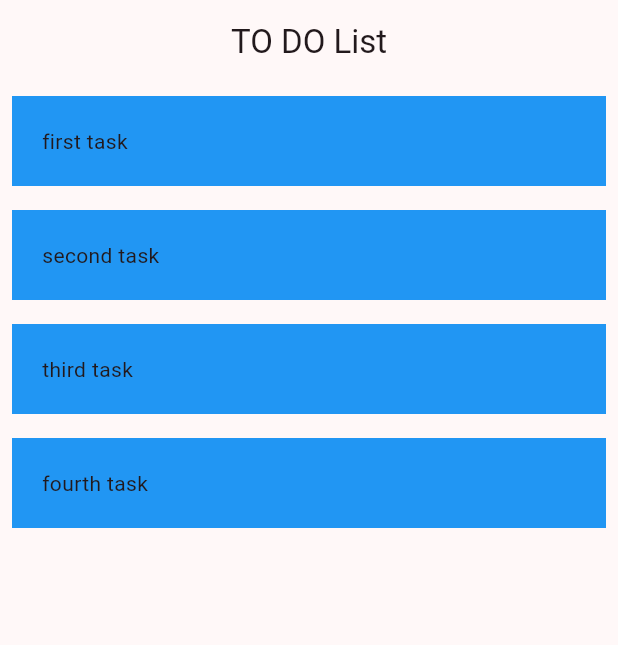
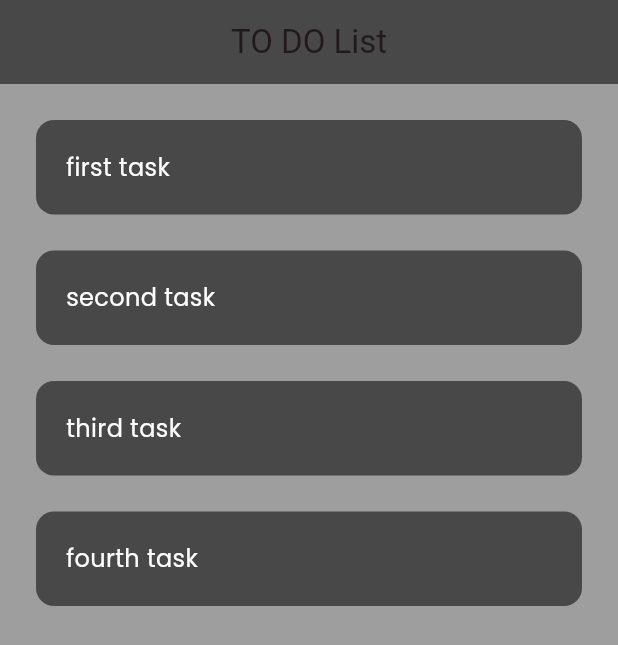
Before and after one commit to mmajapahitnw/dicoding-flutter-final-project, a Flutter app: the screen it shows after launch, on a phone screen of 412 x 824 dp. Shown: the top 645 px of the screen. Run offline on Flutter 3.47's test engine with Material 2 defaults, Android fonts, the phone set to English and light mode, and no system bars.

Commit message:
Update home_page.dart

```diff
--- a/todo_list_app/lib/pages/home_page.dart
+++ b/todo_list_app/lib/pages/home_page.dart
@@ -18,8 +18,9 @@ class _HomePageState extends State<HomePage> {
   @override
   Widget build(BuildContext context) {
     return Scaffold(
-      //backgroundColor: Colors.blueGrey,
+      backgroundColor: Colors.grey,
       appBar: AppBar(
+        backgroundColor: Colors.black54,
         title: const Center(
           child: Text(
             'TO DO List',
@@ -30,14 +31,19 @@ class _HomePageState extends State<HomePage> {
         itemCount: todoList.length,
         itemBuilder: (context, index) {
           return Padding(
-            padding: const EdgeInsets.all(8.0),
+            padding: const EdgeInsets.only(top: 24, left: 24, right: 24),
             child: Container(
-              color: Colors.blue,
               padding: const EdgeInsets.all(20),
+              decoration: BoxDecoration(
+                color: Colors.black54,
+                borderRadius: BorderRadius.circular(12)
+              ),
               child: Text(
                 todoList[index][0].toString(),
-                style: TextStyle(
-                  fontFamily:
+                style: const TextStyle(
+                  fontFamily: 'Poppins',
+                  fontSize: 16,
+                  color: Colors.white
                 ),
               )
             ),
```
